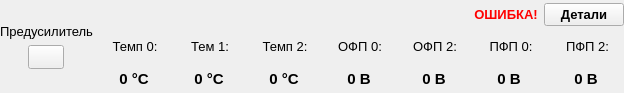
Above: preamplifier_panel.ui from bulkanul/EVO_YFL_1064_GUI_coherent2 before the change. Below: the same form after it.
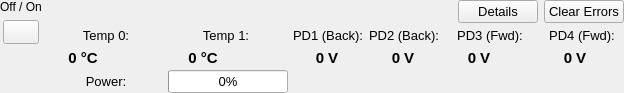
That is the form after the change. Icons and pictures are not drawn.

```diff
--- a/preamplifier_panel.ui
+++ b/preamplifier_panel.ui
@@ -10,6 +10,12 @@
     <height>93</height>
    </rect>
   </property>
+  <property name="minimumSize">
+   <size>
+    <width>420</width>
+    <height>0</height>
+   </size>
+  </property>
   <property name="sizePolicy">
    <sizepolicy hsizetype="Minimum" vsizetype="Preferred">
     <horstretch>0</horstretch>
@@ -37,38 +43,13 @@
      <item>
       <layout class="QVBoxLayout" name="verticalLayout_2">
        <item>
-        <spacer name="verticalSpacer_2">
-         <property name="orientation">
-          <enum>Qt::Vertical</enum>
-         </property>
-         <property name="sizeHint" stdset="0">
-          <size>
-           <width>20</width>
-           <height>40</height>
-          </size>
-         </property>
-        </spacer>
-       </item>
-       <item>
-        <widget class="QLabel" name="label_4">
-         <property name="sizePolicy">
-          <sizepolicy hsizetype="Minimum" vsizetype="Preferred">
-           <horstretch>0</horstretch>
-           <verstretch>0</verstretch>
-          </sizepolicy>
-         </property>
-         <property name="font">
-          <font>
-           <family>Arial</family>
-           <pointsize>10</pointsize>
-          </font>
-         </property>
-         <property name="text">
-          <string>Предусилитель</string>
-         </property>
+        <widget class="QLabel" name="label_onoff_preamp">
          <property name="alignment">
           <set>Qt::AlignCenter</set>
          </property>
+         <property name="text">
+          <string>Off / On</string>
+         </property>
         </widget>
        </item>
        <item>
@@ -144,35 +125,9 @@
          <property name="spacing">
           <number>3</number>
          </property>
-         <item row="2" column="2">
-          <widget class="QLabel" name="l_temp_2">
-           <property name="minimumSize">
-            <size>
-             <width>70</width>
-             <height>0</height>
-            </size>
-           </property>
-           <property name="maximumSize">
-            <size>
-             <width>70</width>
-             <height>16777215</height>
-            </size>
-           </property>
-           <property name="font">
-            <font>
-             <family>Arial</family>
-             <pointsize>11</pointsize>
-             <bold>true</bold>
-            </font>
-           </property>
-           <property name="text">
-            <string>0 °C</string>
-           </property>
-           <property name="alignment">
-            <set>Qt::AlignCenter</set>
-           </property>
-          </widget>
-         </item>
+         <property name="horizontalSpacing">
+          <number>4</number>
+         </property>
          <item row="2" column="4">
           <widget class="QLabel" name="l_pd_back_2">
            <property name="minimumSize">
@@ -195,7 +150,7 @@
             </font>
            </property>
            <property name="text">
-            <string>0 В</string>
+            <string>0 V</string>
            </property>
            <property name="alignment">
             <set>Qt::AlignCenter</set>
@@ -224,29 +179,7 @@
             </font>
            </property>
            <property name="text">
-            <string>0 В</string>
-           </property>
-           <property name="alignment">
-            <set>Qt::AlignCenter</set>
-           </property>
-          </widget>
-         </item>
-         <item row="1" column="2">
-          <widget class="QLabel" name="label_10">
-           <property name="sizePolicy">
-            <sizepolicy hsizetype="Expanding" vsizetype="Preferred">
-             <horstretch>0</horstretch>
-             <verstretch>0</verstretch>
-            </sizepolicy>
-           </property>
-           <property name="font">
-            <font>
-             <family>Arial</family>
-             <pointsize>10</pointsize>
-            </font>
-           </property>
-           <property name="text">
-            <string>Темп 2:</string>
+            <string>0 V</string>
            </property>
            <property name="alignment">
             <set>Qt::AlignCenter</set>
@@ -284,8 +217,14 @@
          </item>
          <item row="1" column="5">
           <widget class="QLabel" name="label_11">
+           <property name="minimumSize">
+            <size>
+             <width>72</width>
+             <height>0</height>
+            </size>
+           </property>
            <property name="sizePolicy">
-            <sizepolicy hsizetype="Expanding" vsizetype="Preferred">
+            <sizepolicy hsizetype="Minimum" vsizetype="Preferred">
              <horstretch>0</horstretch>
              <verstretch>0</verstretch>
             </sizepolicy>
@@ -297,7 +236,7 @@
             </font>
            </property>
            <property name="text">
-            <string>ПФП 0:</string>
+            <string>PD3 (Fwd):</string>
            </property>
            <property name="alignment">
             <set>Qt::AlignCenter</set>
@@ -306,8 +245,14 @@
          </item>
          <item row="1" column="6">
           <widget class="QLabel" name="label_12">
+           <property name="minimumSize">
+            <size>
+             <width>72</width>
+             <height>0</height>
+            </size>
+           </property>
            <property name="sizePolicy">
-            <sizepolicy hsizetype="Expanding" vsizetype="Preferred">
+            <sizepolicy hsizetype="Minimum" vsizetype="Preferred">
              <horstretch>0</horstretch>
              <verstretch>0</verstretch>
             </sizepolicy>
@@ -319,7 +264,7 @@
             </font>
            </property>
            <property name="text">
-            <string>ПФП 2:</string>
+            <string>PD4 (Fwd):</string>
            </property>
            <property name="alignment">
             <set>Qt::AlignCenter</set>
@@ -341,7 +286,7 @@
             </font>
            </property>
            <property name="text">
-            <string>Темп 0:</string>
+            <string>Temp 0:</string>
            </property>
            <property name="alignment">
             <set>Qt::AlignCenter</set>
@@ -370,7 +315,7 @@
             </font>
            </property>
            <property name="text">
-            <string>0 В</string>
+            <string>0 V</string>
            </property>
            <property name="alignment">
             <set>Qt::AlignCenter</set>
@@ -392,7 +337,7 @@
             </font>
            </property>
            <property name="text">
-            <string>Тем 1:</string>
+            <string>Temp 1:</string>
            </property>
            <property name="alignment">
             <set>Qt::AlignCenter</set>
@@ -450,7 +395,7 @@
             </font>
            </property>
            <property name="text">
-            <string>0 В</string>
+            <string>0 V</string>
            </property>
            <property name="alignment">
             <set>Qt::AlignCenter</set>
@@ -459,8 +404,14 @@
          </item>
          <item row="1" column="3">
           <widget class="QLabel" name="label_2">
+           <property name="minimumSize">
+            <size>
+             <width>72</width>
+             <height>0</height>
+            </size>
+           </property>
            <property name="sizePolicy">
-            <sizepolicy hsizetype="Expanding" vsizetype="Preferred">
+            <sizepolicy hsizetype="Minimum" vsizetype="Preferred">
              <horstretch>0</horstretch>
              <verstretch>0</verstretch>
             </sizepolicy>
@@ -472,7 +423,7 @@
             </font>
            </property>
            <property name="text">
-            <string>ОФП 0:</string>
+            <string>PD1 (Back):</string>
            </property>
            <property name="alignment">
             <set>Qt::AlignCenter</set>
@@ -481,8 +432,14 @@
          </item>
          <item row="1" column="4">
           <widget class="QLabel" name="label_3">
+           <property name="minimumSize">
+            <size>
+             <width>72</width>
+             <height>0</height>
+            </size>
+           </property>
            <property name="sizePolicy">
-            <sizepolicy hsizetype="Expanding" vsizetype="Preferred">
+            <sizepolicy hsizetype="Minimum" vsizetype="Preferred">
              <horstretch>0</horstretch>
              <verstretch>0</verstretch>
             </sizepolicy>
@@ -494,13 +451,60 @@
             </font>
            </property>
            <property name="text">
-            <string>ОФП 2:</string>
+            <string>PD2 (Back):</string>
            </property>
            <property name="alignment">
             <set>Qt::AlignCenter</set>
            </property>
           </widget>
          </item>
+         <item row="3" column="0">
+          <widget class="QLabel" name="label_power">
+           <property name="font">
+            <font>
+             <family>Arial</family>
+             <pointsize>10</pointsize>
+            </font>
+           </property>
+           <property name="text">
+            <string>Power:</string>
+           </property>
+           <property name="alignment">
+            <set>Qt::AlignCenter</set>
+           </property>
+          </widget>
+         </item>
+         <item row="3" column="1" colspan="2">
+          <widget class="QProgressBar" name="progressBar_power">
+           <property name="minimumSize">
+            <size>
+             <width>120</width>
+             <height>22</height>
+            </size>
+           </property>
+           <property name="font">
+            <font>
+             <family>Arial</family>
+             <pointsize>10</pointsize>
+            </font>
+           </property>
+           <property name="minimum">
+            <number>0</number>
+           </property>
+           <property name="maximum">
+            <number>100</number>
+           </property>
+           <property name="value">
+            <number>0</number>
+           </property>
+           <property name="format">
+            <string>%p%</string>
+           </property>
+           <property name="textVisible">
+            <bool>true</bool>
+           </property>
+          </widget>
+         </item>
          <item row="0" column="5" colspan="2">
           <widget class="QWidget" name="w_error_box" native="true">
            <layout class="QHBoxLayout" name="horizontalLayout_4">
@@ -563,7 +567,7 @@
                </font>
               </property>
               <property name="text">
-               <string>ОШИБКА!</string>
+               <string/>
               </property>
               <property name="alignment">
                <set>Qt::AlignCenter</set>
@@ -576,11 +580,23 @@
                <font>
                 <family>Arial</family>
                 <pointsize>10</pointsize>
-                <bold>true</bold>
                </font>
               </property>
               <property name="text">
-               <string>Детали</string>
+               <string>Details</string>
+              </property>
+             </widget>
+            </item>
+            <item>
+             <widget class="QPushButton" name="pb_reset">
+              <property name="font">
+               <font>
+                <family>Arial</family>
+                <pointsize>10</pointsize>
+               </font>
+              </property>
+              <property name="text">
+               <string>Clear Errors</string>
               </property>
              </widget>
             </item>
```
Left out of the diff: 8 changed lines with no effect on the pictures.
